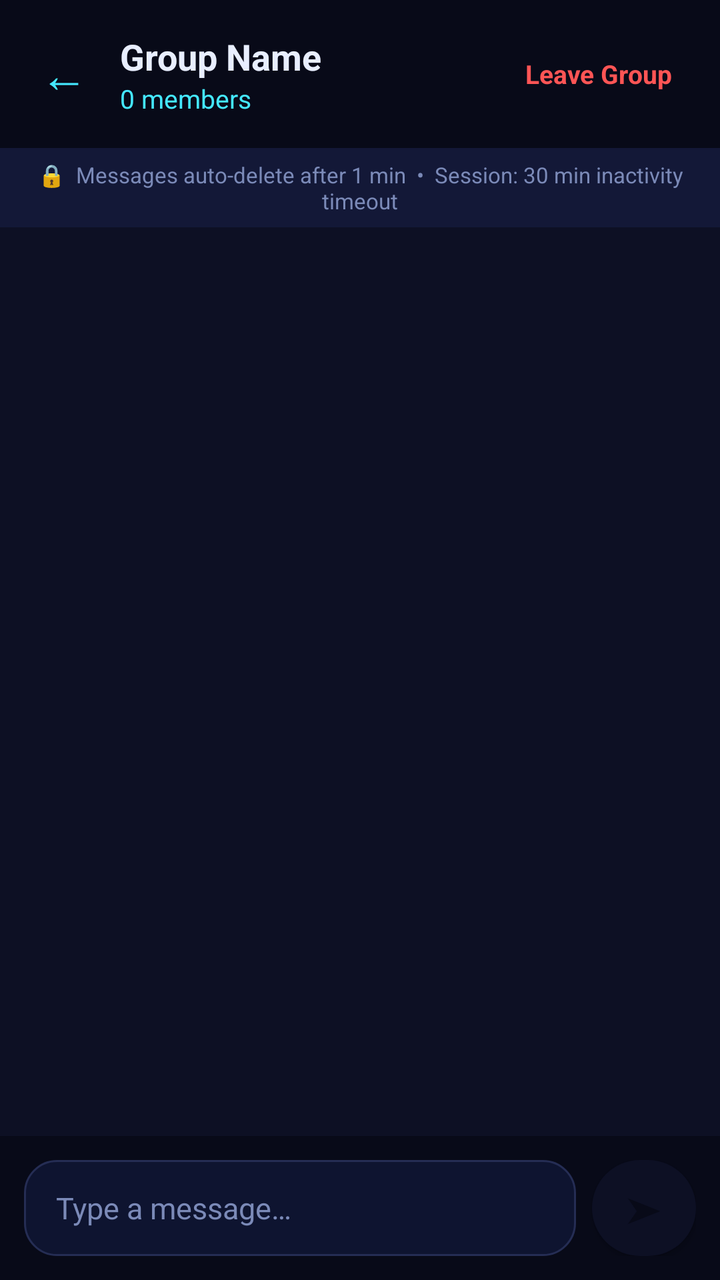
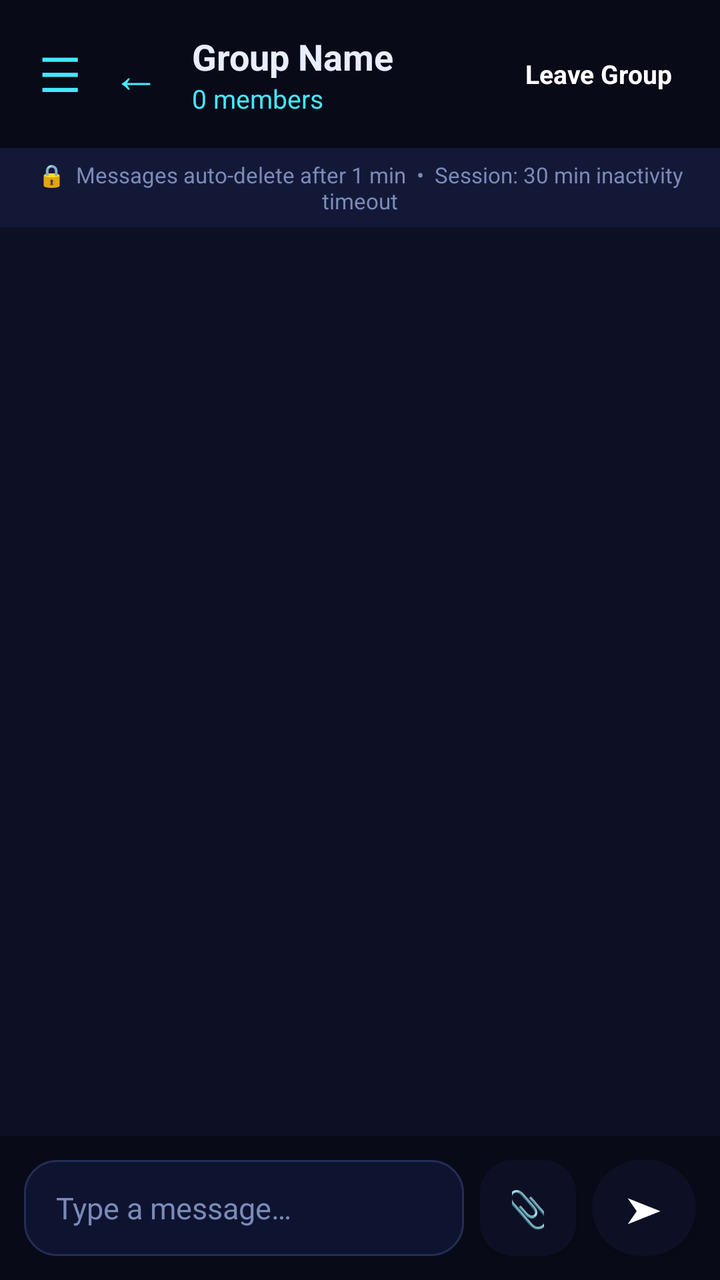

Screens rendered from an Android XML layout before and after an edit, with the pre-edit source and the edit as a unified diff.
<!-- AndroidManifest.xml: application theme Theme.GhostLink -->
<!-- res/layout/activity_chat.xml -->
<?xml version="1.0" encoding="utf-8"?>
<LinearLayout xmlns:android="http://schemas.android.com/apk/res/android"
    android:layout_width="match_parent"
    android:layout_height="match_parent"
    android:background="@color/primary"
    android:orientation="vertical">

    
    <LinearLayout
        android:layout_width="match_parent"
        android:layout_height="wrap_content"
        android:background="@color/primary_dark"
        android:gravity="center_vertical"
        android:orientation="horizontal"
        android:padding="16dp">

        
        <TextView
            android:id="@+id/btn_back"
            android:layout_width="wrap_content"
            android:layout_height="wrap_content"
            android:text="←"
            android:textColor="@color/accent"
            android:textSize="24sp"
            android:padding="4dp" />

        <LinearLayout
            android:layout_width="0dp"
            android:layout_height="wrap_content"
            android:layout_weight="1"
            android:orientation="vertical"
            android:layout_marginStart="12dp">

            <TextView
                android:id="@+id/tv_group_name"
                android:layout_width="wrap_content"
                android:layout_height="wrap_content"
                android:text="Group Name"
                android:textColor="@color/text_primary"
                android:textSize="18sp"
                android:textStyle="bold" />

            <TextView
                android:id="@+id/tv_member_count"
                android:layout_width="wrap_content"
                android:layout_height="wrap_content"
                android:text="0 members"
                android:textColor="@color/accent"
                android:textSize="13sp" />
        </LinearLayout>

        
        <TextView
            android:id="@+id/btn_change_password"
            android:layout_width="wrap_content"
            android:layout_height="wrap_content"
            android:text="🔑"
            android:textSize="20sp"
            android:padding="8dp"
            android:visibility="gone" />

        
        <TextView
            android:id="@+id/btn_leave"
            android:layout_width="wrap_content"
            android:layout_height="wrap_content"
            android:text="@string/leave_group"
            android:textColor="@color/error"
            android:textSize="13sp"
            android:textStyle="bold"
            android:padding="8dp" />
    </LinearLayout>

    
    <TextView
        android:layout_width="match_parent"
        android:layout_height="wrap_content"
        android:text="🔒  Messages auto-delete after 1 min  •  Session: 30 min inactivity timeout"
        android:textColor="@color/text_secondary"
        android:textSize="11sp"
        android:background="@color/surface"
        android:gravity="center"
        android:paddingTop="6dp"
        android:paddingBottom="6dp" />

    
    <androidx.recyclerview.widget.RecyclerView
        android:id="@+id/rv_messages"
        android:layout_width="match_parent"
        android:layout_height="0dp"
        android:layout_weight="1"
        android:clipToPadding="false"
        android:padding="12dp" />

    
    <LinearLayout
        android:layout_width="match_parent"
        android:layout_height="wrap_content"
        android:background="@color/primary_dark"
        android:gravity="center_vertical"
        android:orientation="horizontal"
        android:padding="12dp">

        <EditText
            android:id="@+id/et_message"
            android:layout_width="0dp"
            android:layout_height="48dp"
            android:layout_weight="1"
            android:background="@drawable/rounded_input"
            android:hint="@string/type_message"
            android:textColor="@color/text_primary"
            android:textColorHint="@color/text_secondary"
            android:textSize="15sp"
            android:paddingStart="16dp"
            android:paddingEnd="16dp"
            android:inputType="text"
            android:maxLines="1"
            android:imeOptions="actionSend" />

        <Button
            android:id="@+id/btn_send"
            android:layout_width="52dp"
            android:layout_height="48dp"
            android:background="@drawable/rounded_button"
            android:text="➤"
            android:textSize="18sp"
            android:textColor="@color/primary_dark"
            android:layout_marginStart="8dp" />
    </LinearLayout>

</LinearLayout>
<!-- resources referenced by this layout -->
<resources>
  <color name="accent">#44E8FF</color>
  <color name="error">#FF5555</color>
  <color name="primary">#0D1024</color>
  <color name="primary_dark">#080A18</color>
  <color name="surface">#131837</color>
  <color name="text_primary">#E8EEFF</color>
  <color name="text_secondary">#7B8AB8</color>
  <!-- drawable rounded_button (drawable) -->
  <?xml version="1.0" encoding="utf-8"?>
  <shape xmlns:android="http://schemas.android.com/apk/res/android"
      android:shape="rectangle">
      <solid android:color="#44E8FF" />
      <corners android:radius="28dp" />
  </shape>
  <!-- drawable rounded_input (drawable) -->
  <?xml version="1.0" encoding="utf-8"?>
  <shape xmlns:android="http://schemas.android.com/apk/res/android"
      android:shape="rectangle">
      <solid android:color="#0E1430" />
      <corners android:radius="16dp" />
      <stroke android:width="1dp" android:color="#252D54" />
  </shape>
  <string name="leave_group">Leave Group</string>
  <string name="type_message">Type a message…</string>
  <style name="Theme.GhostLink" parent="Theme.MaterialComponents.DayNight.NoActionBar">
          <item name="colorPrimary">@color/primary</item>
          <item name="colorPrimaryDark">@color/primary_dark</item>
          <item name="colorAccent">@color/accent</item>
          <item name="android:windowBackground">@color/primary</item>
          <item name="android:statusBarColor">@color/status_bar</item>
          <item name="android:navigationBarColor">@color/primary_dark</item>
          <item name="android:textColorPrimary">@color/text_primary</item>
          <item name="android:textColorSecondary">@color/text_secondary</item>
          <item name="android:textColorHint">@color/text_secondary</item>
      </style>
  <color name="status_bar">#060812</color>
</resources>

<!-- the commit's change to res/layout/activity_chat.xml (unified diff, before → after) -->
@@ -1,131 +1,228 @@
 <?xml version="1.0" encoding="utf-8"?>
-<LinearLayout xmlns:android="http://schemas.android.com/apk/res/android"
+<androidx.drawerlayout.widget.DrawerLayout xmlns:android="http://schemas.android.com/apk/res/android"
+    android:id="@+id/drawer_layout"
     android:layout_width="match_parent"
     android:layout_height="match_parent"
-    android:background="@color/primary"
-    android:orientation="vertical">
+    android:background="@color/primary">
 
     
     <LinearLayout
         android:layout_width="match_parent"
-        android:layout_height="wrap_content"
-        android:background="@color/primary_dark"
-        android:gravity="center_vertical"
-        android:orientation="horizontal"
-        android:padding="16dp">
-
-        
-        <TextView
-            android:id="@+id/btn_back"
-            android:layout_width="wrap_content"
-            android:layout_height="wrap_content"
-            android:text="←"
-            android:textColor="@color/accent"
-            android:textSize="24sp"
-            android:padding="4dp" />
+        android:layout_height="match_parent"
+        android:orientation="vertical">
 
         <LinearLayout
-            android:layout_width="0dp"
-            android:layout_height="wrap_content"
+            android:layout_width="match_parent"
+            android:layout_height="wrap_content"
+            android:background="@color/primary_dark"
+            android:gravity="center_vertical"
+            android:orientation="horizontal"
+            android:padding="16dp">
+
+            <TextView
+                android:id="@+id/btn_menu"
+                android:layout_width="wrap_content"
+                android:layout_height="wrap_content"
+                android:text="☰"
+                android:textColor="@color/accent"
+                android:textSize="24sp"
+                android:padding="4dp" />
+
+            <TextView
+                android:id="@+id/btn_back"
+                android:layout_width="wrap_content"
+                android:layout_height="wrap_content"
+                android:layout_marginStart="8dp"
+                android:text="←"
+                android:textColor="@color/accent"
+                android:textSize="24sp"
+                android:padding="4dp" />
+
+            <LinearLayout
+                android:layout_width="0dp"
+                android:layout_height="wrap_content"
+                android:layout_weight="1"
+                android:layout_marginStart="12dp"
+                android:orientation="vertical">
+
+                <TextView
+                    android:id="@+id/tv_group_name"
+                    android:layout_width="wrap_content"
+                    android:layout_height="wrap_content"
+                    android:text="Group Name"
+                    android:textColor="@color/text_primary"
+                    android:textSize="18sp"
+                    android:textStyle="bold" />
+
+                <TextView
+                    android:id="@+id/tv_member_count"
+                    android:layout_width="wrap_content"
+                    android:layout_height="wrap_content"
+                    android:text="0 members"
+                    android:textColor="@color/accent"
+                    android:textSize="13sp" />
+            </LinearLayout>
+
+            <TextView
+                android:id="@+id/btn_change_password"
+                android:layout_width="wrap_content"
+                android:layout_height="wrap_content"
+                android:text="🔑"
+                android:textSize="20sp"
+                android:padding="8dp"
+                android:visibility="gone" />
+
+            <TextView
+                android:id="@+id/btn_leave"
+                android:layout_width="wrap_content"
+                android:layout_height="wrap_content"
+                android:text="@string/leave_group"
+                android:textColor="@android:color/white"
+                android:textSize="13sp"
+                android:textStyle="bold"
+                android:padding="8dp" />
+        </LinearLayout>
+
+        <TextView
+            android:layout_width="match_parent"
+            android:layout_height="wrap_content"
+            android:text="🔒  Messages auto-delete after 1 min  •  Session: 30 min inactivity timeout"
+            android:textColor="@color/text_secondary"
+            android:textSize="11sp"
+            android:background="@color/surface"
+            android:gravity="center"
+            android:paddingTop="6dp"
+            android:paddingBottom="6dp" />
+
+        <androidx.recyclerview.widget.RecyclerView
+            android:id="@+id/rv_messages"
+            android:layout_width="match_parent"
+            android:layout_height="0dp"
             android:layout_weight="1"
-            android:orientation="vertical"
-            android:layout_marginStart="12dp">
-
-            <TextView
-                android:id="@+id/tv_group_name"
-                android:layout_width="wrap_content"
-                android:layout_height="wrap_content"
-                android:text="Group Name"
+            android:clipToPadding="false"
+            android:padding="12dp" />
+
+        <LinearLayout
+            android:layout_width="match_parent"
+            android:layout_height="wrap_content"
+            android:background="@color/primary_dark"
+            android:gravity="center_vertical"
+            android:orientation="horizontal"
+            android:padding="12dp">
+
+            <EditText
+                android:id="@+id/et_message"
+                android:layout_width="0dp"
+                android:layout_height="48dp"
+                android:layout_weight="1"
+                android:background="@drawable/rounded_input"
+                android:hint="@string/type_message"
                 android:textColor="@color/text_primary"
+                android:textColorHint="@color/text_secondary"
+                android:textSize="15sp"
+                android:paddingStart="16dp"
+                android:paddingEnd="16dp"
+                android:inputType="text"
+                android:maxLines="1"
+                android:imeOptions="actionSend" />
+
+            <Button
+                android:id="@+id/btn_attach"
+                android:layout_width="48dp"
+                android:layout_height="48dp"
+                android:layout_marginStart="8dp"
+                android:background="@drawable/rounded_input"
+                android:text="📎"
+                android:textColor="@color/text_primary"
+                android:textSize="18sp" />
+
+            <Button
+                android:id="@+id/btn_send"
+                android:layout_width="52dp"
+                android:layout_height="48dp"
+                android:background="@drawable/rounded_button"
+                android:text="➤"
                 android:textSize="18sp"
-                android:textStyle="bold" />
-
-            <TextView
-                android:id="@+id/tv_member_count"
-                android:layout_width="wrap_content"
-                android:layout_height="wrap_content"
-                android:text="0 members"
-                android:textColor="@color/accent"
-                android:textSize="13sp" />
+                android:textColor="@android:color/white"
+                android:layout_marginStart="8dp" />
         </LinearLayout>
-
-        
-        <TextView
-            android:id="@+id/btn_change_password"
-            android:layout_width="wrap_content"
-            android:layout_height="wrap_content"
-            android:text="🔑"
-            android:textSize="20sp"
-            android:padding="8dp"
-            android:visibility="gone" />
-
-        
-        <TextView
-            android:id="@+id/btn_leave"
-            android:layout_width="wrap_content"
-            android:layout_height="wrap_content"
-            android:text="@string/leave_group"
-            android:textColor="@color/error"
-            android:textSize="13sp"
-            android:textStyle="bold"
-            android:padding="8dp" />
     </LinearLayout>
-
-    
-    <TextView
-        android:layout_width="match_parent"
-        android:layout_height="wrap_content"
-        android:text="🔒  Messages auto-delete after 1 min  •  Session: 30 min inactivity timeout"
-        android:textColor="@color/text_secondary"
-        android:textSize="11sp"
-        android:background="@color/surface"
-        android:gravity="center"
-        android:paddingTop="6dp"
-        android:paddingBottom="6dp" />
-
-    
-    <androidx.recyclerview.widget.RecyclerView
-        android:id="@+id/rv_messages"
-        android:layout_width="match_parent"
-        android:layout_height="0dp"
-        android:layout_weight="1"
-        android:clipToPadding="false"
-        android:padding="12dp" />
 
     
     <LinearLayout
-        android:layout_width="match_parent"
-        android:layout_height="wrap_content"
+        android:id="@+id/nav_drawer"
+        android:layout_width="280dp"
+        android:layout_height="match_parent"
+        android:layout_gravity="start"
         android:background="@color/primary_dark"
-        android:gravity="center_vertical"
-        android:orientation="horizontal"
-        android:padding="12dp">
-
-        <EditText
-            android:id="@+id/et_message"
-            android:layout_width="0dp"
+        android:orientation="vertical"
+        android:padding="20dp">
+
+        <TextView
+            android:layout_width="wrap_content"
+            android:layout_height="wrap_content"
+            android:text="CONNECTED DEVICES"
+            android:textColor="@color/text_secondary"
+            android:textSize="11sp"
+            android:letterSpacing="0.2" />
+
+        <TextView
+            android:id="@+id/drawer_member_count"
+            android:layout_width="wrap_content"
+            android:layout_height="wrap_content"
+            android:text="0 members"
+            android:textColor="@color/accent"
+            android:textSize="18sp"
+            android:textStyle="bold"
+            android:layout_marginTop="4dp"
+            android:layout_marginBottom="16dp" />
+
+        <View
+            android:layout_width="match_parent"
+            android:layout_height="1dp"
+            android:background="@color/divider"
+            android:layout_marginBottom="12dp" />
+
+        <androidx.recyclerview.widget.RecyclerView
+            android:id="@+id/rv_users"
+            android:layout_width="match_parent"
+            android:layout_height="0dp"
+            android:layout_weight="1" />
+
+        <View
+            android:layout_width="match_parent"
+            android:layout_height="1dp"
+            android:background="@color/divider"
+            android:layout_marginTop="12dp"
+            android:layout_marginBottom="12dp" />
+
+        <TextView
+            android:layout_width="wrap_content"
+            android:layout_height="wrap_content"
+            android:text="YOU"
+            android:textColor="@color/text_secondary"
+            android:textSize="11sp"
+            android:letterSpacing="0.2" />
+
+        <TextView
+            android:id="@+id/drawer_my_name"
+            android:layout_width="wrap_content"
+            android:layout_height="wrap_content"
+            android:text="Me"
+            android:textColor="@color/text_primary"
+            android:textSize="16sp"
+            android:textStyle="bold"
+            android:layout_marginBottom="16dp" />
+
+        <Button
+            android:id="@+id/drawer_btn_leave"
+            android:layout_width="match_parent"
             android:layout_height="48dp"
-            android:layout_weight="1"
             android:background="@drawable/rounded_input"
-            android:hint="@string/type_message"
-            android:textColor="@color/text_primary"
-            android:textColorHint="@color/text_secondary"
-            android:textSize="15sp"
-            android:paddingStart="16dp"
-            android:paddingEnd="16dp"
-            android:inputType="text"
-            android:maxLines="1"
-            android:imeOptions="actionSend" />
-
-        <Button
-            android:id="@+id/btn_send"
-            android:layout_width="52dp"
-            android:layout_height="48dp"
-            android:background="@drawable/rounded_button"
-            android:text="➤"
-            android:textSize="18sp"
-            android:textColor="@color/primary_dark"
-            android:layout_marginStart="8dp" />
+            android:text="← Leave Group"
+            android:textColor="@android:color/white"
+            android:textSize="14sp"
+            android:textAllCaps="false" />
     </LinearLayout>
 
-</LinearLayout>
+</androidx.drawerlayout.widget.DrawerLayout>
<!-- resource entries referenced after the edit -->
@@ -1,7 +1,7 @@
 <!-- resources referenced by this layout -->
 <resources>
   <color name="accent">#44E8FF</color>
-  <color name="error">#FF5555</color>
+  <color name="divider">#252D54</color>
   <color name="primary">#0D1024</color>
   <color name="primary_dark">#080A18</color>
   <color name="surface">#131837</color>
